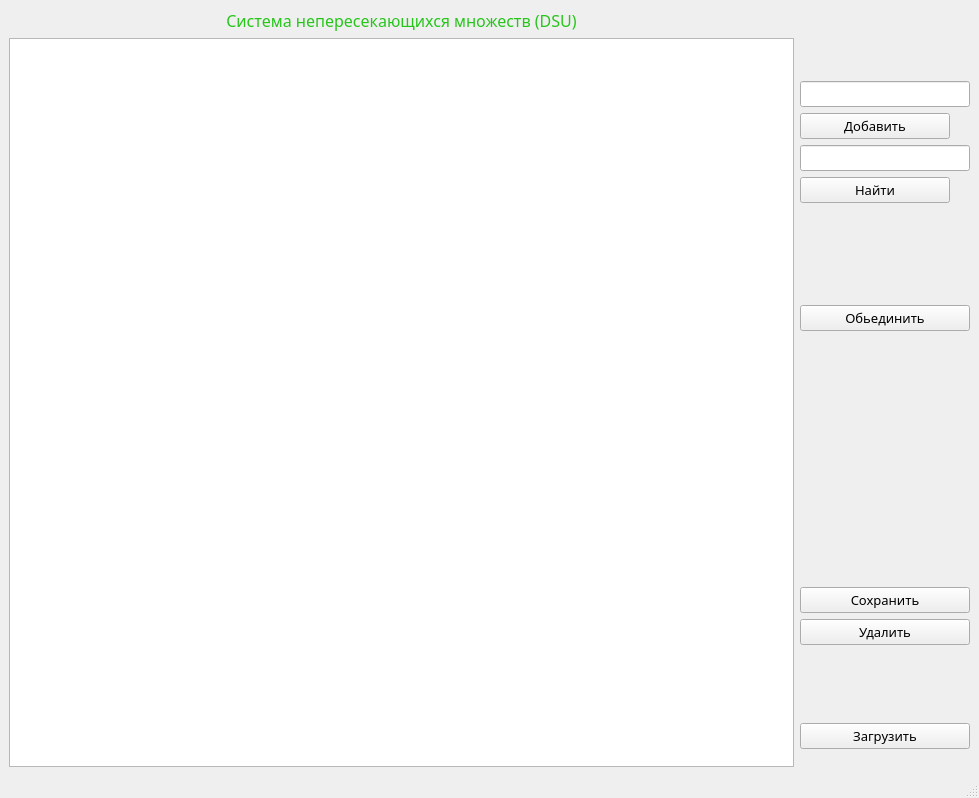
Old version of the form forms/MainWindow.ui in the repository programmister68/DSU.
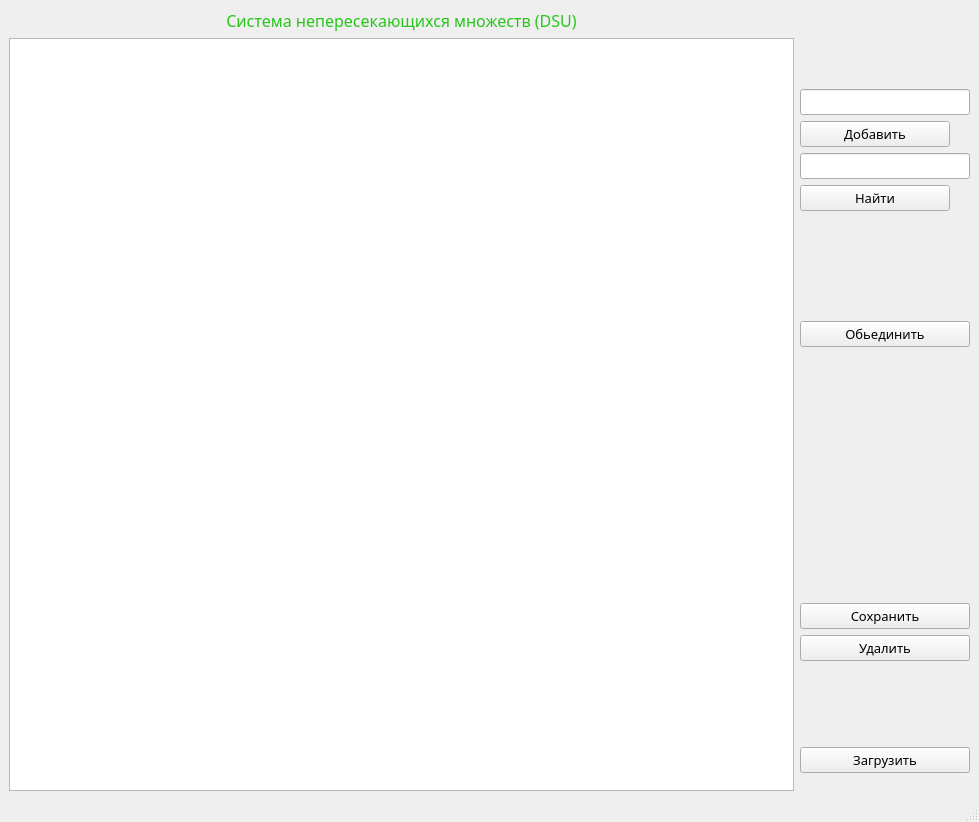
New version of the form.

```diff
--- a/forms/MainWindow.ui
+++ b/forms/MainWindow.ui
@@ -7,7 +7,7 @@
     <x>0</x>
     <y>0</y>
     <width>979</width>
-    <height>798</height>
+    <height>822</height>
    </rect>
   </property>
   <property name="windowTitle">
```
Left out of the diff: 9 changed lines with no effect on the pictures.
